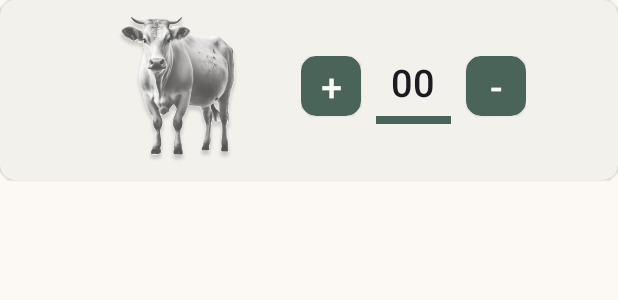
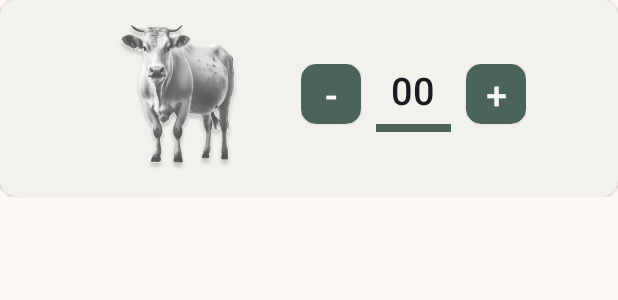
Before and after one commit to AhmedTHossain/haatbazaar, an Android app: the layout row_set_quantity.xml on its own in the app's theme, with its tools: preview values and no code run, on a phone screen of 412 x 824 dp. Shown: the top 300 px of the screen. Run offline under Robolectric (Android 15) with nearby library versions, the phone set to English and light mode, and no system bars.

Commit message:
feat: conditionally enable/disable the Set The Price button

```diff
--- /dev/null
+++ b/app/src/main/java/com/apptechbd/haatbazaar/interfaces/EnableOrDisableSetPriceButtonListener.java
@@ -0,0 +1,5 @@
+package com.apptechbd.haatbazaar.interfaces;
+
+public interface EnableOrDisableSetPriceButtonListener {
+    void onEnableOrDisableSetPriceButton(boolean isEnabled);
+}
--- a/app/src/main/res/layout/row_set_quantity.xml
+++ b/app/src/main/res/layout/row_set_quantity.xml
@@ -8,7 +8,9 @@
     <RelativeLayout
         android:layout_width="wrap_content"
         android:layout_height="wrap_content"
-        android:layout_gravity="center">
+        android:layout_gravity="center"
+        android:layout_marginTop="5dp"
+        android:layout_marginBottom="5dp">
 
         <de.hdodenhof.circleimageview.CircleImageView
             android:id="@+id/imageview_animal"
@@ -26,7 +28,7 @@
             android:layout_toEndOf="@id/imageview_animal">
 
             <com.google.android.material.card.MaterialCardView
-                android:id="@+id/card_plus"
+                android:id="@+id/card_minus"
                 android:layout_width="wrap_content"
                 android:layout_height="wrap_content"
                 android:clickable="true"
@@ -38,7 +40,7 @@
                     android:layout_width="40dp"
                     android:layout_height="40dp"
                     android:gravity="center"
-                    android:text="+"
+                    android:text="-"
                     android:textColor="@color/md_theme_surface"
                     android:textSize="25sp" />
             </com.google.android.material.card.MaterialCardView>
@@ -69,7 +71,7 @@
             </LinearLayout>
 
             <com.google.android.material.card.MaterialCardView
-                android:id="@+id/card_minus"
+                android:id="@+id/card_plus"
                 android:layout_width="wrap_content"
                 android:layout_height="wrap_content"
                 android:clickable="true"
@@ -81,10 +83,11 @@
                     android:layout_width="40dp"
                     android:layout_height="40dp"
                     android:gravity="center"
-                    android:text="-"
+                    android:text="+"
                     android:textColor="@color/md_theme_surface"
                     android:textSize="25sp" />
             </com.google.android.material.card.MaterialCardView>
+
         </LinearLayout>
 
     </RelativeLayout>
```
Also changed, not shown: app/src/main/java/com/apptechbd/haatbazaar/views/activities/CartActivity.java (+8 -2 lines), app/src/main/java/com/apptechbd/haatbazaar/views/fragments/cart/SetQuantityFragment.java (+19 -1 lines).
